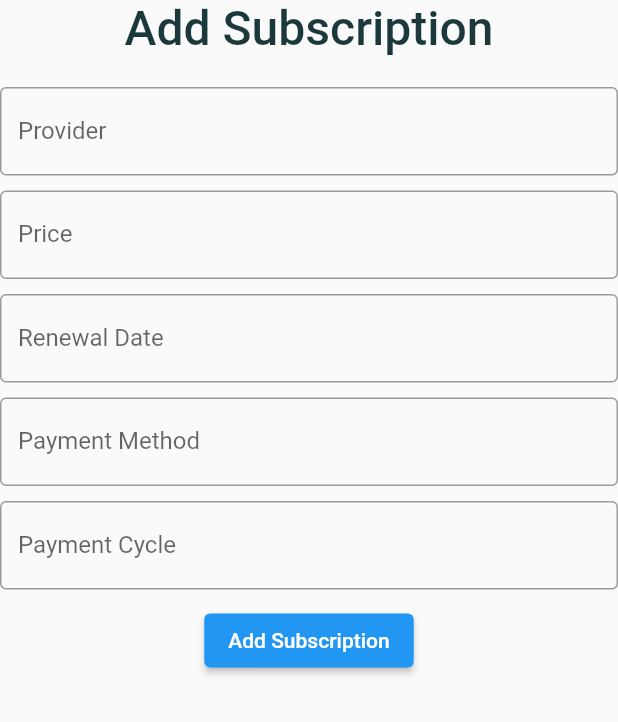
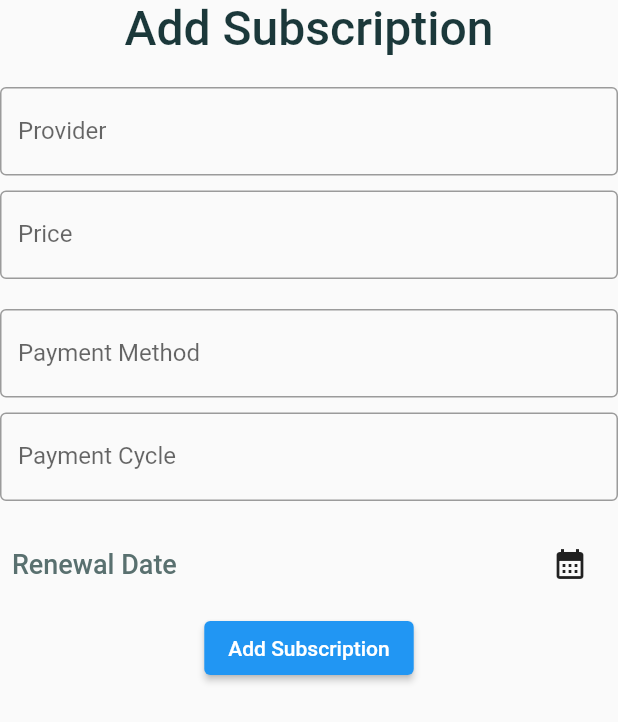
Before and after one commit to dhinogz/sub-control, a Flutter app: the AddSubscriptionForm widget shown alone on an empty page, opened directly with empty values, after a tap on "Add Subscription", on a phone screen of 412 x 824 dp. Shown: the top 722 px of the screen. Run offline on Flutter 3.47's test engine with Material 2 defaults, Android fonts, the phone set to English and light mode, and no system bars.

Commit message:
Added date picker for renewal and date formatter

```diff
--- /dev/null
+++ b/flutter/sub_control_app/lib/services/date_format.dart
@@ -0,0 +1,5 @@
+extension ShowFormattedData on DateTime {
+  String showFormattedDate() {
+    return '$day-$month-$year';
+  }
+}
--- a/flutter/sub_control_app/lib/widgets/sub_form.dart
+++ b/flutter/sub_control_app/lib/widgets/sub_form.dart
@@ -1,4 +1,5 @@
 import 'package:flutter/material.dart';
+import 'package:sub_control_app/services/date_format.dart';
 import 'package:sub_control_app/services/subscription_data.dart';
 import 'package:sub_control_app/theme.dart';
 
@@ -16,16 +17,17 @@ class _AddSubscriptionFormState extends State<AddSubscriptionForm> {
   // Create a text controller and use it to retrieve the current value of the TextField.
   final providerController = TextEditingController();
   final priceController = TextEditingController();
-  final renewalController = TextEditingController();
   final paymentController = TextEditingController();
   final cycleController = TextEditingController();
+
+  DateTime date = DateTime.now();
 
   // creates a new subscription object and clears the text fields
   void _createSubscription() {
     final newSub = SubscriptionData(
         provider: providerController.text,
         price: double.parse(priceController.text),
-        renewalDate: renewalController.text,
+        renewalDate: date.showFormattedDate(),
         paymentMethod: paymentController.text,
         paymentCycle: cycleController.text);
 
@@ -35,7 +37,6 @@ class _AddSubscriptionFormState extends State<AddSubscriptionForm> {
     Navigator.pop(context);
     providerController.clear();
     priceController.clear();
-    renewalController.clear();
     paymentController.clear();
     cycleController.clear();
   }
@@ -45,7 +46,6 @@ class _AddSubscriptionFormState extends State<AddSubscriptionForm> {
     // Clean up the controller when the widget is disposed.
     providerController.dispose();
     priceController.dispose();
-    renewalController.dispose();
     paymentController.dispose();
     cycleController.dispose();
     super.dispose();
@@ -81,13 +81,6 @@ class _AddSubscriptionFormState extends State<AddSubscriptionForm> {
       const SizedBox(
         height: 10,
       ),
-      TextField(
-        controller: renewalController,
-        decoration: const InputDecoration(
-          border: OutlineInputBorder(),
-          labelText: 'Renewal Date',
-        ),
-      ),
       const SizedBox(
         height: 10,
       ),
@@ -111,6 +104,32 @@ class _AddSubscriptionFormState extends State<AddSubscriptionForm> {
       const SizedBox(
         height: 10,
       ),
+      Padding(
+        padding: const EdgeInsets.all(8.0),
+        child: Row(
+          mainAxisAlignment: MainAxisAlignment.spaceBetween,
+          children: [
+            Text(
+              'Renewal Date',
+              style: subTitle.copyWith(fontWeight: FontWeight.w500),
+            ),
+            IconButton(
+              icon: const Icon(Icons.calendar_month),
+              onPressed: () async {
+                DateTime? renewalDate = await showDatePicker(
+                    context: context,
+                    initialDate: date,
+                    firstDate: DateTime(2000),
+                    lastDate: DateTime(2100));
+
+                if (renewalDate == null) return;
+
+                setState(() => date = renewalDate);
+              },
+            )
+          ],
+        ),
+      ),
       ElevatedButton(
           onPressed: _createSubscription,
           child: const Text('Add Subscription')),
```
